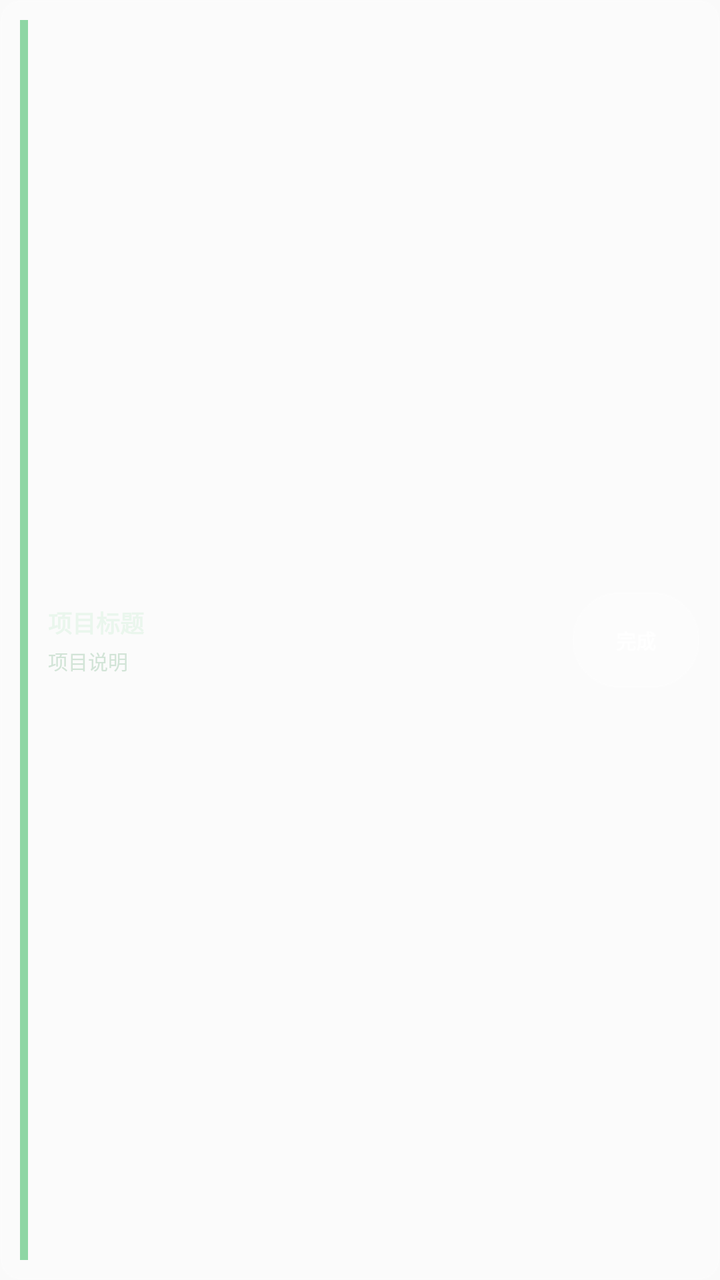
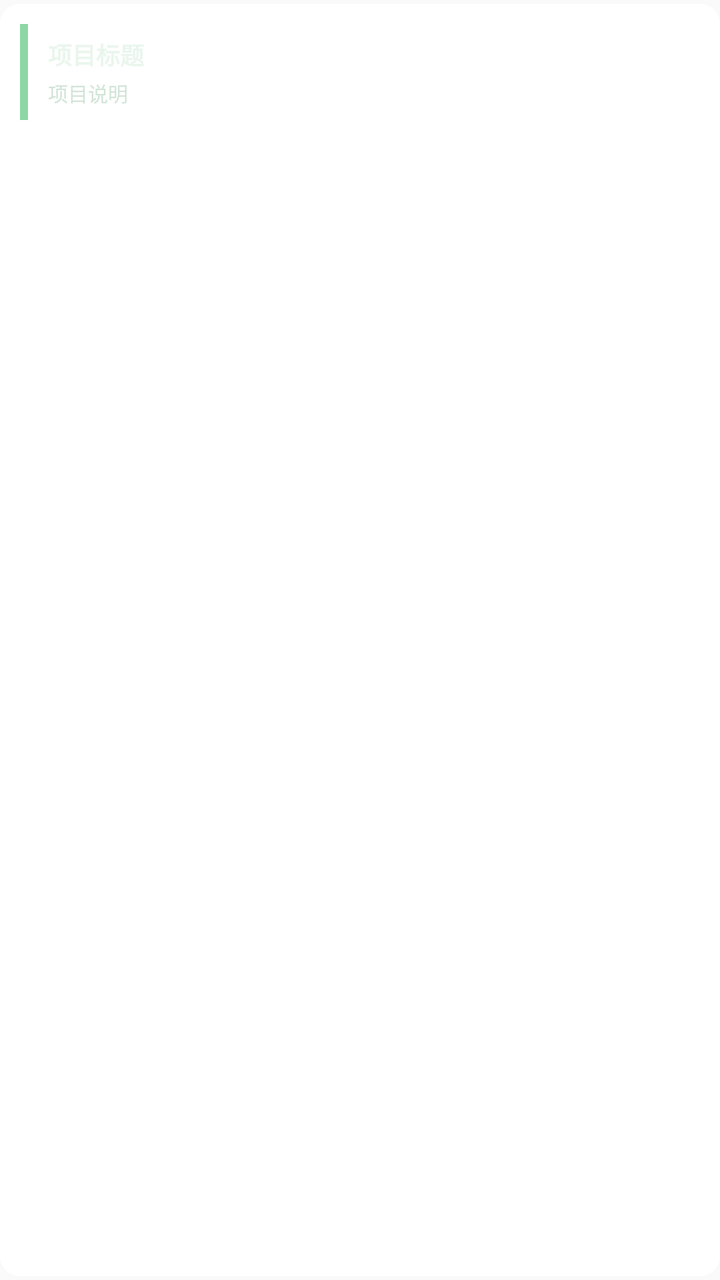

An Android layout rendered at two revisions. The XML below is the earlier revision; the diff shows what the commit changed to produce the second picture.
<!-- AndroidManifest.xml: application theme AppTheme -->
<!-- res/layout/controler_widget_collection_item.xml -->
<?xml version="1.0" encoding="utf-8"?>
<LinearLayout xmlns:android="http://schemas.android.com/apk/res/android"
    android:id="@+id/widget_collection_item_root"
    android:layout_width="match_parent"
    android:layout_height="wrap_content"
    android:background="@drawable/controler_widget_stat_background"
    android:gravity="center_vertical"
    android:minHeight="56dp"
    android:orientation="horizontal"
    android:padding="10dp">

    <ImageView
        android:id="@+id/widget_collection_item_accent"
        android:layout_width="4dp"
        android:layout_height="match_parent"
        android:background="#8ED6A4"
        android:contentDescription="@null"
        android:scaleType="fitXY" />

    <LinearLayout
        android:layout_width="0dp"
        android:layout_height="wrap_content"
        android:layout_marginStart="10dp"
        android:layout_marginEnd="8dp"
        android:layout_weight="1"
        android:orientation="vertical">

        <TextView
            android:id="@+id/widget_collection_item_title"
            android:layout_width="match_parent"
            android:layout_height="wrap_content"
            android:ellipsize="end"
            android:maxLines="1"
            android:text="项目标题"
            android:textColor="#EAF6ED"
            android:textSize="12sp"
            android:textStyle="bold" />

        <TextView
            android:id="@+id/widget_collection_item_meta"
            android:layout_width="match_parent"
            android:layout_height="wrap_content"
            android:layout_marginTop="3dp"
            android:ellipsize="end"
            android:maxLines="2"
            android:text="项目说明"
            android:textColor="#D2E4D7"
            android:textSize="10sp" />
    </LinearLayout>

    <TextView
        android:id="@+id/widget_collection_item_action"
        android:layout_width="64dp"
        android:layout_height="48dp"
        android:background="@drawable/controler_widget_action_background"
        android:gravity="center"
        android:includeFontPadding="false"
        android:minWidth="64dp"
        android:minHeight="48dp"
        android:paddingLeft="12dp"
        android:paddingTop="10dp"
        android:paddingRight="12dp"
        android:paddingBottom="10dp"
        android:text="完成"
        android:textColor="#FFFFFF"
        android:textSize="10sp"
        android:textStyle="bold" />
</LinearLayout>
<!-- resources referenced by this layout -->
<resources>
  <!-- drawable controler_widget_action_background (drawable) -->
  <?xml version="1.0" encoding="utf-8"?>
  <shape xmlns:android="http://schemas.android.com/apk/res/android" android:shape="rectangle">
      <corners android:radius="999dp" />
      <solid android:color="#24FFFFFF" />
      <stroke
          android:width="1dp"
          android:color="#33FFFFFF" />
  </shape>
  <!-- drawable controler_widget_stat_background (drawable) -->
  <?xml version="1.0" encoding="utf-8"?>
  <shape xmlns:android="http://schemas.android.com/apk/res/android"
      android:shape="rectangle">
      <solid android:color="#18FFFFFF" />
      <corners android:radius="10dp" />
      <stroke
          android:width="1dp"
          android:color="#24FFFFFF" />
  </shape>
  <style name="AppTheme" parent="Theme.AppCompat.DayNight.NoActionBar">
          
          <item name="android:editTextBackground">@drawable/rn_edit_text_material</item>
      </style>
  <!-- drawable rn_edit_text_material (drawable) -->
  <?xml version="1.0" encoding="utf-8"?>
  <inset xmlns:android="http://schemas.android.com/apk/res/android"
         android:insetLeft="@dimen/abc_edit_text_inset_horizontal_material"
         android:insetRight="@dimen/abc_edit_text_inset_horizontal_material"
         android:insetTop="@dimen/abc_edit_text_inset_top_material"
         android:insetBottom="@dimen/abc_edit_text_inset_bottom_material">
  
      <selector>
          
          <item android:state_enabled="false" android:drawable="@drawable/abc_textfield_default_mtrl_alpha"/>
          <item android:drawable="@drawable/abc_textfield_activated_mtrl_alpha"/>
      </selector>
  
  </inset>
</resources>

<!-- the commit's change to res/layout/controler_widget_collection_item.xml (unified diff, before → after) -->
@@ -1,68 +1,84 @@
 <?xml version="1.0" encoding="utf-8"?>
-<LinearLayout xmlns:android="http://schemas.android.com/apk/res/android"
+<FrameLayout xmlns:android="http://schemas.android.com/apk/res/android"
     android:id="@+id/widget_collection_item_root"
     android:layout_width="match_parent"
     android:layout_height="wrap_content"
-    android:background="@drawable/controler_widget_stat_background"
-    android:gravity="center_vertical"
     android:minHeight="56dp"
-    android:orientation="horizontal"
-    android:padding="10dp">
+    android:paddingTop="2dp"
+    android:paddingBottom="2dp">
 
     <ImageView
-        android:id="@+id/widget_collection_item_accent"
-        android:layout_width="4dp"
+        android:id="@+id/widget_collection_item_background"
+        android:layout_width="match_parent"
         android:layout_height="match_parent"
-        android:background="#8ED6A4"
+        android:adjustViewBounds="false"
         android:contentDescription="@null"
-        android:scaleType="fitXY" />
+        android:scaleType="fitXY"
+        android:src="@drawable/controler_widget_tintable_panel_fill" />
 
     <LinearLayout
-        android:layout_width="0dp"
+        android:layout_width="match_parent"
         android:layout_height="wrap_content"
-        android:layout_marginStart="10dp"
-        android:layout_marginEnd="8dp"
-        android:layout_weight="1"
-        android:orientation="vertical">
+        android:gravity="center_vertical"
+        android:minHeight="56dp"
+        android:orientation="horizontal"
+        android:padding="10dp">
+
+        <ImageView
+            android:id="@+id/widget_collection_item_accent"
+            android:layout_width="4dp"
+            android:layout_height="match_parent"
+            android:background="#8ED6A4"
+            android:contentDescription="@null"
+            android:scaleType="fitXY" />
+
+        <LinearLayout
+            android:layout_width="0dp"
+            android:layout_height="wrap_content"
+            android:layout_marginStart="10dp"
+            android:layout_marginEnd="8dp"
+            android:layout_weight="1"
+            android:orientation="vertical">
+
+            <TextView
+                android:id="@+id/widget_collection_item_title"
+                android:layout_width="match_parent"
+                android:layout_height="wrap_content"
+                android:ellipsize="end"
+                android:maxLines="1"
+                android:text="项目标题"
+                android:textColor="#EAF6ED"
+                android:textSize="12sp"
+                android:textStyle="bold" />
+
+            <TextView
+                android:id="@+id/widget_collection_item_meta"
+                android:layout_width="match_parent"
+                android:layout_height="wrap_content"
+                android:layout_marginTop="3dp"
+                android:ellipsize="end"
+                android:maxLines="2"
+                android:text="项目说明"
+                android:textColor="#D2E4D7"
+                android:textSize="10sp" />
+        </LinearLayout>
 
         <TextView
-            android:id="@+id/widget_collection_item_title"
-            android:layout_width="match_parent"
-            android:layout_height="wrap_content"
-            android:ellipsize="end"
-            android:maxLines="1"
-            android:text="项目标题"
-            android:textColor="#EAF6ED"
-            android:textSize="12sp"
+            android:id="@+id/widget_collection_item_action"
+            android:layout_width="64dp"
+            android:layout_height="48dp"
+            android:background="@drawable/controler_widget_action_background"
+            android:gravity="center"
+            android:includeFontPadding="false"
+            android:minWidth="64dp"
+            android:minHeight="48dp"
+            android:paddingLeft="12dp"
+            android:paddingTop="10dp"
+            android:paddingRight="12dp"
+            android:paddingBottom="10dp"
+            android:text="完成"
+            android:textColor="#FFFFFF"
+            android:textSize="10sp"
             android:textStyle="bold" />
-
-        <TextView
-            android:id="@+id/widget_collection_item_meta"
-            android:layout_width="match_parent"
-            android:layout_height="wrap_content"
-            android:layout_marginTop="3dp"
-            android:ellipsize="end"
-            android:maxLines="2"
-            android:text="项目说明"
-            android:textColor="#D2E4D7"
-            android:textSize="10sp" />
     </LinearLayout>
-
-    <TextView
-        android:id="@+id/widget_collection_item_action"
-        android:layout_width="64dp"
-        android:layout_height="48dp"
-        android:background="@drawable/controler_widget_action_background"
-        android:gravity="center"
-        android:includeFontPadding="false"
-        android:minWidth="64dp"
-        android:minHeight="48dp"
-        android:paddingLeft="12dp"
-        android:paddingTop="10dp"
-        android:paddingRight="12dp"
-        android:paddingBottom="10dp"
-        android:text="完成"
-        android:textColor="#FFFFFF"
-        android:textSize="10sp"
-        android:textStyle="bold" />
-</LinearLayout>
+</FrameLayout>
<!-- resource entries referenced after the edit -->
@@ -9,15 +9,12 @@
           android:width="1dp"
           android:color="#33FFFFFF" />
   </shape>
-  <!-- drawable controler_widget_stat_background (drawable) -->
+  <!-- drawable controler_widget_tintable_panel_fill (drawable) -->
   <?xml version="1.0" encoding="utf-8"?>
   <shape xmlns:android="http://schemas.android.com/apk/res/android"
       android:shape="rectangle">
-      <solid android:color="#18FFFFFF" />
+      <solid android:color="#FFFFFFFF" />
       <corners android:radius="10dp" />
-      <stroke
-          android:width="1dp"
-          android:color="#24FFFFFF" />
   </shape>
   <style name="AppTheme" parent="Theme.AppCompat.DayNight.NoActionBar">
           
